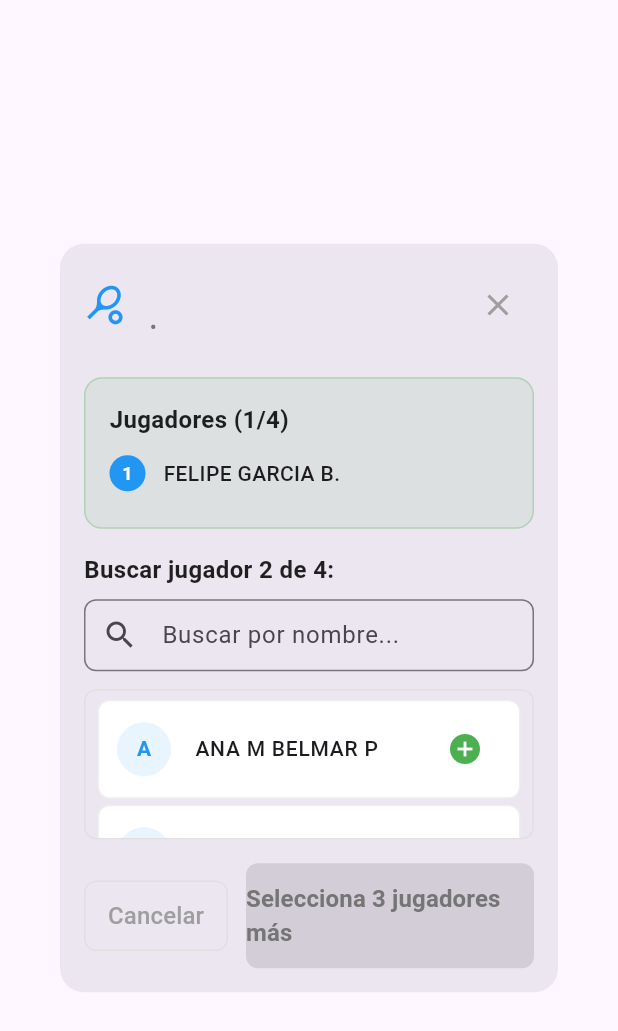
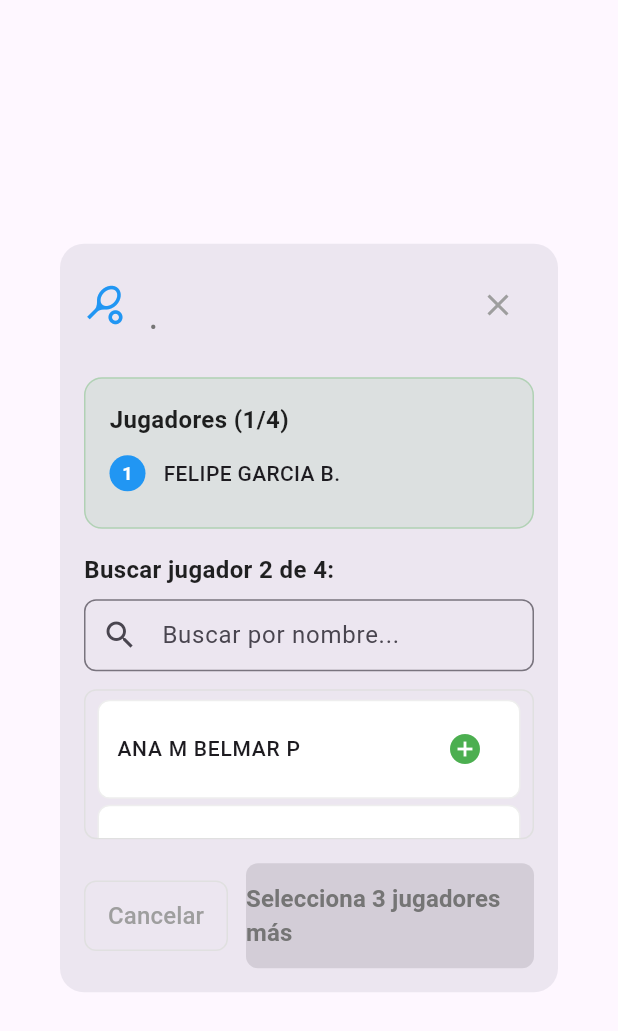
Before and after one commit to clubgolfpapudo/reservas, a Flutter app: the ReservationFormModal widget shown alone on an empty page, opened directly with empty values, on a phone screen of 412 x 824 dp. Shown: the top 1031 px of the screen. Run offline on Flutter 3.47's test engine with Material 3 defaults, Android fonts, the phone set to English and light mode, and no system bars; our stand-ins replace cloud_firestore, connectivity_plus, equatable, firebase_core, get_it, go_router and 1 more; missing offline and left inert: dart:html; accounts and stored records are empty.

Commit message:
Fix: Remover círculo antes del nombre

```diff
--- a/lib/presentation/providers/booking_provider.dart
+++ b/lib/presentation/providers/booking_provider.dart
@@ -1,20 +1,20 @@
 // lib/presentation/providers/booking_provider.dart - VALIDACIÓN DE CONFLICTOS + EMAILS
+import 'dart:async';
 import 'package:flutter/material.dart';
-import 'dart:async';
 
 // Entities
+import '../../domain/entities/court.dart';
 import '../../domain/entities/booking.dart';
-import '../../domain/entities/court.dart';
 
 // Services
+import '../../core/services/firebase_user_service.dart';
+import '../../core/services/schedule_service.dart';
+import '../../core/services/user_service.dart';
+import '../../data/services/email_service.dart';
 import '../../data/services/firestore_service.dart';
-import '../../data/services/email_service.dart';
 
 // Constants
 import '../../core/constants/app_constants.dart';
-
-// Importar ScheduleService
-import '../../core/services/schedule_service.dart';
 
 class BookingProvider extends ChangeNotifier {
   // ============================================================================
@@ -303,7 +303,37 @@ class BookingProvider extends ChangeNotifier {
     _generateAvailableDates();
     await _loadCourts();
     await _loadBookings();
+
+    // 🔥 AGREGAR ESTA LÍNEA:
+    await initializeCurrentUser();
   }
+
+  /// 🔥 NUEVO: Inicializar usuario actual para auto-completado
+  Future<void> initializeCurrentUser() async {
+    try {
+      final email = await UserService.getCurrentUserEmail();
+      final name = await UserService.getCurrentUserName();
+
+      print('🔥 Auto-completando primer jugador: $name ($email)');
+
+      // Exponer usuario actual para formularios
+      _currentUserEmail = email;
+      _currentUserName = name;
+
+      notifyListeners();
+    } catch (e) {
+      print('❌ Error inicializando usuario actual: $e');
+    }
+  }
+
+  // Agregar estas propiedades privadas al inicio de la clase
+  String? _currentUserEmail;
+  String? _currentUserName;
+
+  // Agregar estos getters públicos
+  String? get currentUserEmail => _currentUserEmail;
+  String? get currentUserName => _currentUserName;
+  bool get hasCurrentUser => _currentUserEmail != null && _currentUserName != null;
 
   // 🔥 MEJORADO: Generar fechas disponibles usando ScheduleService
   void _generateAvailableDates() {
--- a/lib/presentation/widgets/booking/reservation_form_modal.dart
+++ b/lib/presentation/widgets/booking/reservation_form_modal.dart
@@ -670,20 +670,20 @@ class _ReservationFormModalState extends State<ReservationFormModal> {
                                 ),
                                 child: ListTile(
                                   contentPadding: const EdgeInsets.symmetric(horizontal: 12, vertical: 4),
-                                  leading: CircleAvatar(
-                                    backgroundColor: isSpecialVisit
-                                        ? Colors.orange.withOpacity(0.2)
-                                        : Colors.blue.withOpacity(0.1),
-                                    radius: 18,
-                                    child: Text(
-                                      player.name[0],
-                                      style: TextStyle(
-                                        color: isSpecialVisit ? Colors.orange[700] : Colors.blue,
-                                        fontWeight: FontWeight.w600,
-                                        fontSize: 14,
-                                      ),
-                                    ),
-                                  ),
+//                                  leading: CircleAvatar(
+//                                    backgroundColor: isSpecialVisit
+//                                        ? Colors.orange.withOpacity(0.2)
+//                                        : Colors.blue.withOpacity(0.1),
+//                                    radius: 18,
+//                                    child: Text(
+//                                      player.name[0],
+//                                      style: TextStyle(
+//                                        color: isSpecialVisit ? Colors.orange[700] : Colors.blue,
+//                                        fontWeight: FontWeight.w600,
+//                                        fontSize: 14,
+//                                      ),
+//                                    ),
+//                                  ),
                                   title: Text(
                                     player.name,
                                     style: const TextStyle(fontWeight: FontWeight.w500, fontSize: 14),
```
Also changed, not shown: 4 other files.
